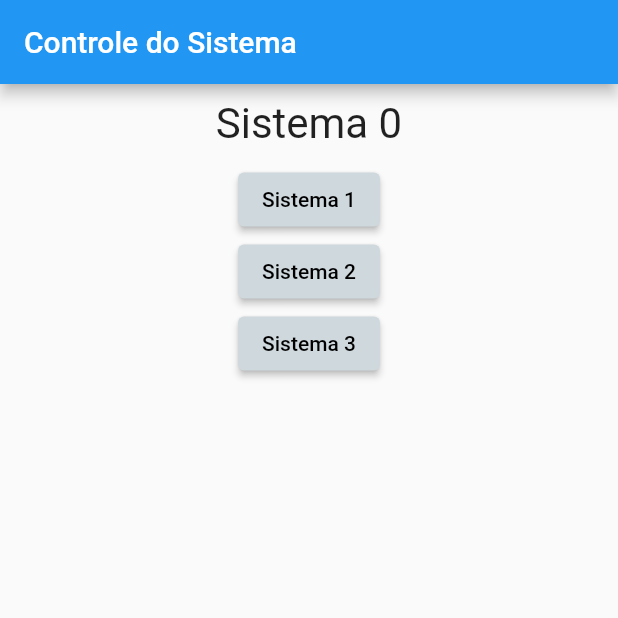
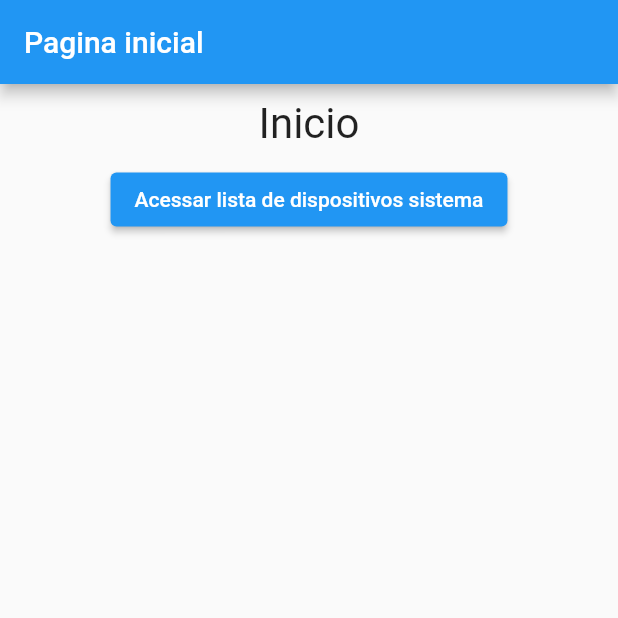
Before and after one commit to cesaryuri/appiluminacao, a Flutter app: the screen it shows after launch, on a phone screen of 412 x 824 dp, the top half of it. Run offline on Flutter 3.47's test engine with Material 2 defaults, Android fonts, the phone set to English and light mode, and no system bars.

Commit message:
Adição do sistema de lista

```diff
--- a/lib/main.dart
+++ b/lib/main.dart
@@ -2,6 +2,8 @@ import 'package:flutter/material.dart';
 import 'package:flutter/widgets.dart';
 import './sistemas.dart';
 import './sistemastexto.dart';
+import './card_listtile.dart';
+import './sayfa_gecis_button.dart';
 
 main() => runApp(AppIluminacao());
 
@@ -18,7 +20,7 @@ class _AppIluminacaoState extends State<AppIluminacao> {
   @override
   Widget build(BuildContext context) {
     final funcao = [
-      'Sistema 0',
+      'Inicio',
       'Sistema 1',
       'Sistema 2',
       'Sistema 3',
@@ -28,14 +30,17 @@ class _AppIluminacaoState extends State<AppIluminacao> {
     return MaterialApp(
       home: Scaffold(
         appBar: AppBar(
-          title: Text('Controle do Sistema'),
+          title: Text('Pagina inicial'),
         ),
         body: Column(
           children: <Widget>[
             Sistemas(funcao[indicesistema]),
-            SistemaTexto('Sistema 1', _escolher),
-            SistemaTexto('Sistema 2', _escolher),
-            SistemaTexto('Sistema 3', _escolher),
+            //SistemaTexto('Sistema 1', _escolher),
+            //SistemaTexto('Sistema 2', _escolher),
+            //SistemaTexto('Sistema 3', _escolher),
+            SayfaGecisButton(
+                isim: "Acessar lista de dispositivos sistema",
+                sayfa: const CardveListtileKullanimi()),
           ],
         ),
       ),
--- /dev/null
+++ b/lib/sayfa_gecis_button.dart
@@ -0,0 +1,30 @@
+import 'package:flutter/material.dart';
+
+class SayfaGecisButton extends StatefulWidget {
+  String isim;
+  Widget sayfa;
+  SayfaGecisButton({Key? key, required this.isim, required this.sayfa})
+      : super(key: key);
+
+  @override
+  State<SayfaGecisButton> createState() => _SayfaGecisButtonState();
+}
+
+class _SayfaGecisButtonState extends State<SayfaGecisButton> {
+  @override
+  Widget build(BuildContext context) {
+    return ElevatedButton(
+      onPressed: () {
+        Navigator.push(
+          context,
+          MaterialPageRoute(
+            builder: (context) => widget.sayfa,
+          ),
+        );
+      },
+      child: Text(
+        widget.isim,
+      ),
+    );
+  }
+}
```
Also changed, not shown: lib/card_listtile.dart (added, +94 -0 lines).
